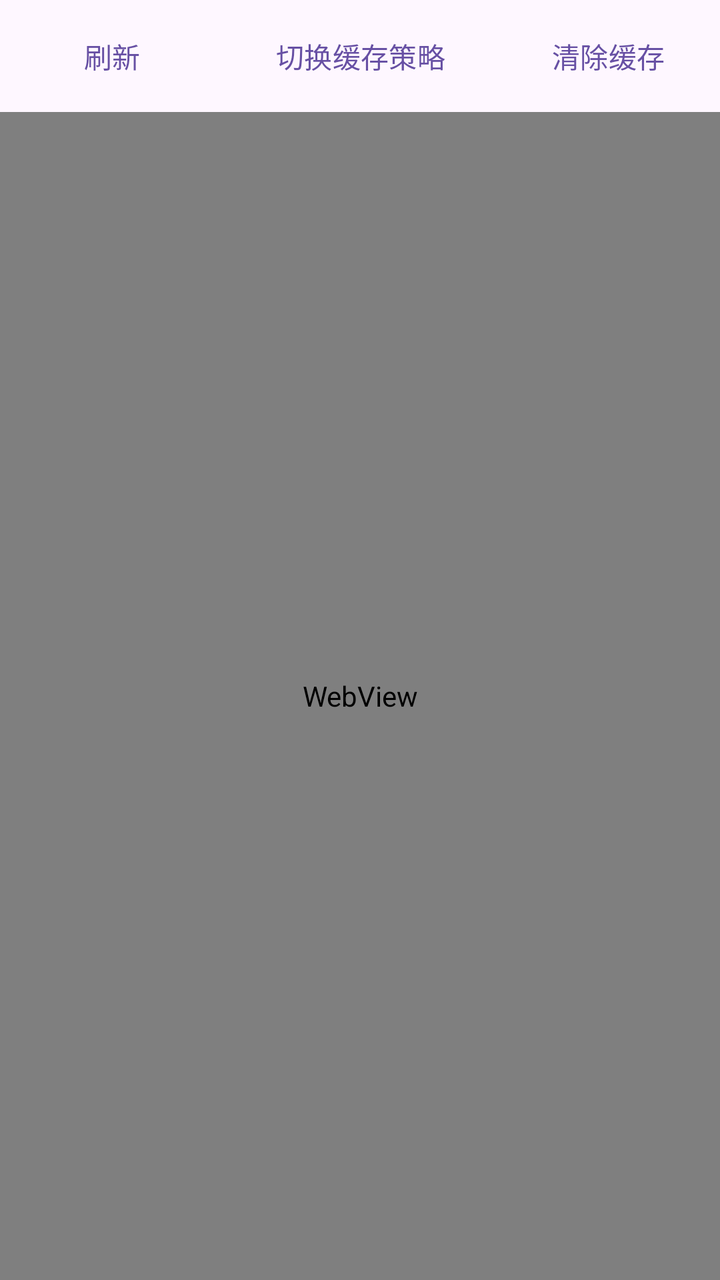
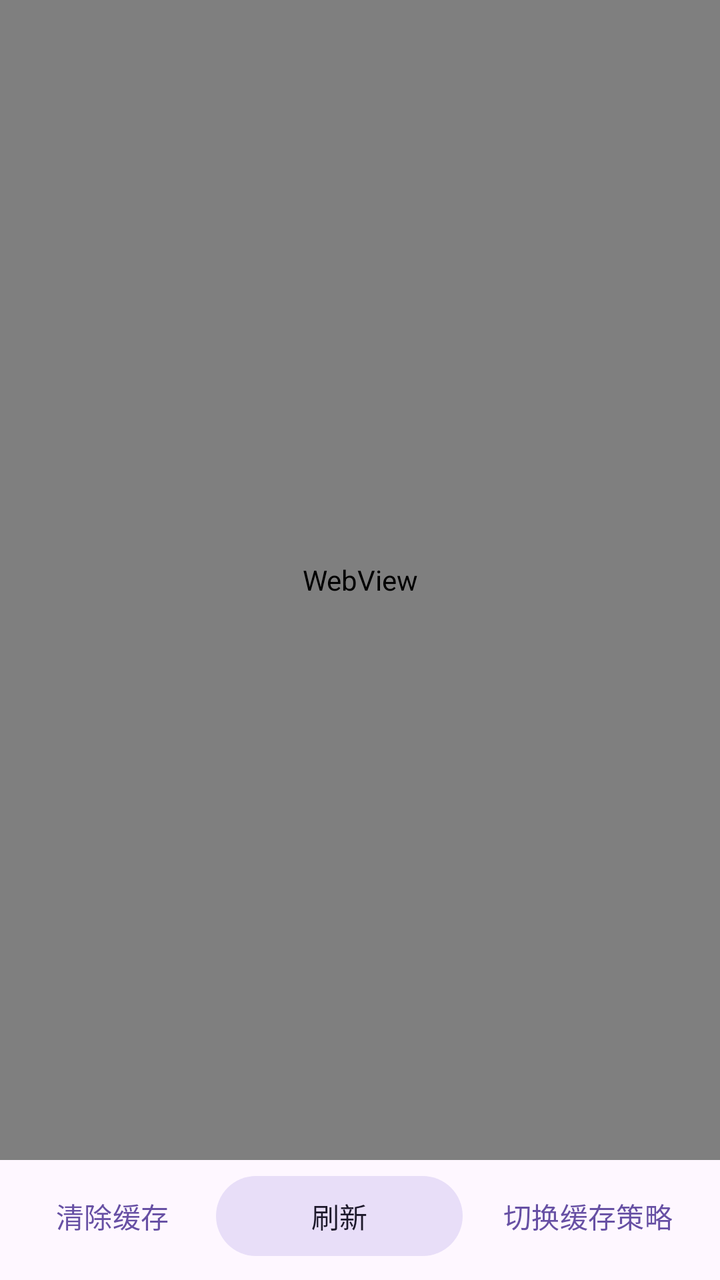

Screens rendered from an Android XML layout before and after an edit, with the pre-edit source and the edit as a unified diff.
<!-- AndroidManifest.xml: application theme Theme.HyperOSMod -->
<!-- res/layout/fragment_singbox_web.xml -->
<?xml version="1.0" encoding="utf-8"?>
<LinearLayout xmlns:android="http://schemas.android.com/apk/res/android"
    android:layout_width="match_parent"
    android:layout_height="match_parent"
    android:orientation="vertical">

    <LinearLayout
        android:layout_width="match_parent"
        android:layout_height="wrap_content"
        android:gravity="center_vertical"
        android:orientation="horizontal"
        android:paddingStart="12dp"
        android:paddingTop="4dp"
        android:paddingEnd="12dp"
        android:paddingBottom="4dp">

        <com.google.android.material.button.MaterialButton
            android:id="@+id/btn_refresh"
            style="@style/Widget.Material3.Button.TextButton"
            android:layout_width="wrap_content"
            android:layout_height="wrap_content"
            android:text="@string/singbox_web_refresh" />

        <com.google.android.material.button.MaterialButton
            android:id="@+id/btn_cache"
            style="@style/Widget.Material3.Button.TextButton"
            android:layout_width="0dp"
            android:layout_height="wrap_content"
            android:layout_weight="1"
            android:text="@string/singbox_web_cache_cycle" />

        <com.google.android.material.button.MaterialButton
            android:id="@+id/btn_clear"
            style="@style/Widget.Material3.Button.TextButton"
            android:layout_width="wrap_content"
            android:layout_height="wrap_content"
            android:text="@string/singbox_web_clear_cache" />
    </LinearLayout>

    <ProgressBar
        android:id="@+id/progress"
        style="?android:attr/progressBarStyleHorizontal"
        android:layout_width="match_parent"
        android:layout_height="3dp"
        android:indeterminate="true"
        android:visibility="gone" />

    <FrameLayout
        android:layout_width="match_parent"
        android:layout_height="0dp"
        android:layout_weight="1">

        <WebView
            android:id="@+id/web_view"
            android:layout_width="match_parent"
            android:layout_height="match_parent" />

        <TextView
            android:id="@+id/empty"
            android:layout_width="match_parent"
            android:layout_height="wrap_content"
            android:layout_gravity="center"
            android:gravity="center"
            android:padding="32dp"
            android:text="@string/singbox_web_no_url"
            android:textAppearance="?attr/textAppearanceBodyMedium"
            android:textColor="?attr/colorOnSurfaceVariant"
            android:visibility="gone" />
    </FrameLayout>
</LinearLayout>
<!-- resources referenced by this layout -->
<resources>
  <string name="singbox_web_cache_cycle">切换缓存策略</string>
  <string name="singbox_web_clear_cache">清除缓存</string>
  <string name="singbox_web_no_url">还没有设置网页地址</string>
  <string name="singbox_web_refresh">刷新</string>
  <style name="Theme.HyperOSMod" parent="Theme.Material3.DayNight.NoActionBar">
          <item name="android:windowActionModeOverlay">true</item>
          <item name="android:windowNoTitle">true</item>
          <item name="android:windowLightStatusBar">true</item>
          <item name="android:windowLightNavigationBar">true</item>
      </style>
</resources>

<!-- the commit's change to res/layout/fragment_singbox_web.xml (unified diff, before → after) -->
@@ -3,39 +3,6 @@
     android:layout_width="match_parent"
     android:layout_height="match_parent"
     android:orientation="vertical">
-
-    <LinearLayout
-        android:layout_width="match_parent"
-        android:layout_height="wrap_content"
-        android:gravity="center_vertical"
-        android:orientation="horizontal"
-        android:paddingStart="12dp"
-        android:paddingTop="4dp"
-        android:paddingEnd="12dp"
-        android:paddingBottom="4dp">
-
-        <com.google.android.material.button.MaterialButton
-            android:id="@+id/btn_refresh"
-            style="@style/Widget.Material3.Button.TextButton"
-            android:layout_width="wrap_content"
-            android:layout_height="wrap_content"
-            android:text="@string/singbox_web_refresh" />
-
-        <com.google.android.material.button.MaterialButton
-            android:id="@+id/btn_cache"
-            style="@style/Widget.Material3.Button.TextButton"
-            android:layout_width="0dp"
-            android:layout_height="wrap_content"
-            android:layout_weight="1"
-            android:text="@string/singbox_web_cache_cycle" />
-
-        <com.google.android.material.button.MaterialButton
-            android:id="@+id/btn_clear"
-            style="@style/Widget.Material3.Button.TextButton"
-            android:layout_width="wrap_content"
-            android:layout_height="wrap_content"
-            android:text="@string/singbox_web_clear_cache" />
-    </LinearLayout>
 
     <ProgressBar
         android:id="@+id/progress"
@@ -67,4 +34,40 @@
             android:textColor="?attr/colorOnSurfaceVariant"
             android:visibility="gone" />
     </FrameLayout>
+
+    <LinearLayout
+        android:layout_width="match_parent"
+        android:layout_height="wrap_content"
+        android:gravity="center_vertical"
+        android:orientation="horizontal"
+        android:paddingStart="12dp"
+        android:paddingTop="4dp"
+        android:paddingEnd="12dp"
+        android:paddingBottom="8dp">
+
+        <com.google.android.material.button.MaterialButton
+            android:id="@+id/btn_clear"
+            style="@style/Widget.Material3.Button.TextButton"
+            android:layout_width="wrap_content"
+            android:layout_height="wrap_content"
+            android:text="@string/singbox_web_clear_cache" />
+
+        <com.google.android.material.button.MaterialButton
+            android:id="@+id/btn_refresh"
+            style="@style/Widget.Material3.Button.TonalButton"
+            android:layout_width="0dp"
+            android:layout_height="wrap_content"
+            android:layout_weight="1"
+            android:layout_marginStart="8dp"
+            android:layout_marginEnd="8dp"
+            android:text="@string/singbox_web_refresh" />
+
+        <com.google.android.material.button.MaterialButton
+            android:id="@+id/btn_cache"
+            style="@style/Widget.Material3.Button.TextButton"
+            android:layout_width="wrap_content"
+            android:layout_height="wrap_content"
+            android:text="@string/singbox_web_cache_cycle" />
+    </LinearLayout>
+
 </LinearLayout>
